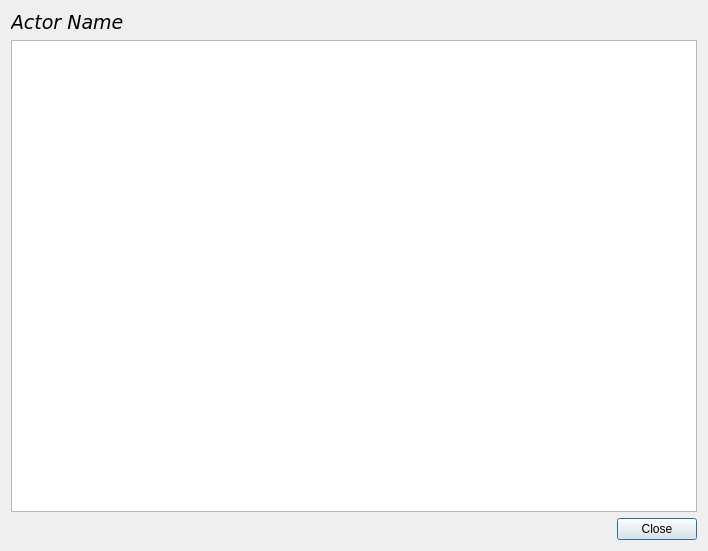
timcking/pyqt-imdb, file ui_triviadialog.ui: the form before one commit.
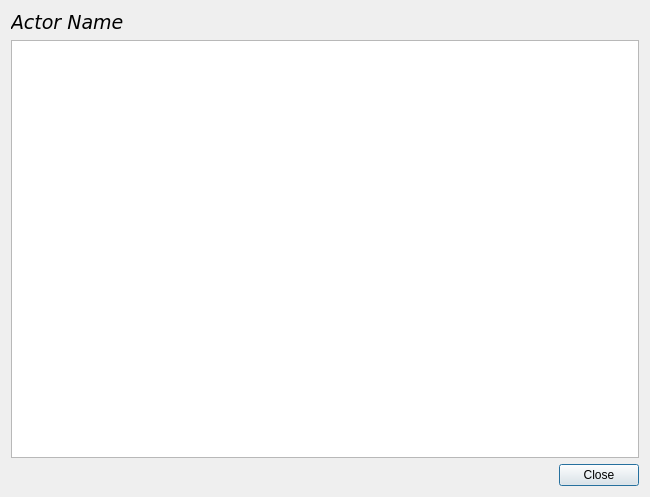
The form after the commit.

Patch:
```diff
--- a/ui_triviadialog.ui
+++ b/ui_triviadialog.ui
@@ -6,8 +6,8 @@
    <rect>
     <x>0</x>
     <y>0</y>
-    <width>708</width>
-    <height>551</height>
+    <width>650</width>
+    <height>497</height>
    </rect>
   </property>
   <property name="windowTitle">
```
